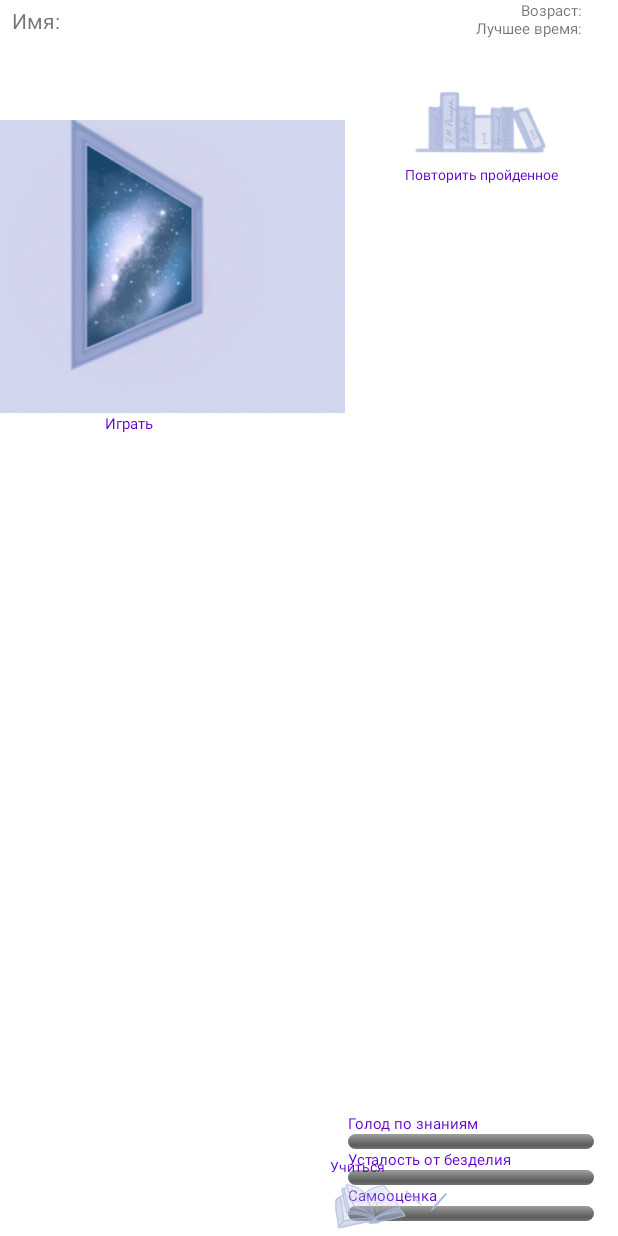
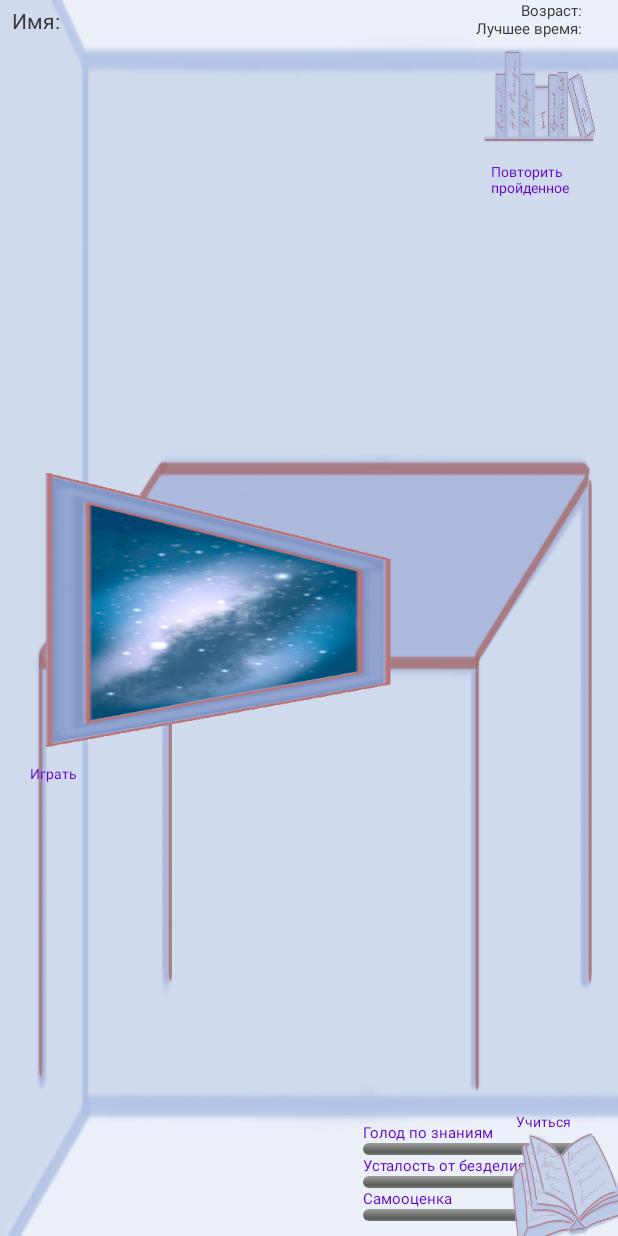
Before and after one commit to LudwigLarsson/learnWordsWithTamagotchi, an Android app: the layout activity_home.xml on its own in the app's theme, with its tools: preview values and no code run, on a phone screen of 412 x 824 dp. Run offline under Robolectric (Android 15) with nearby library versions, the phone set to English and light mode, and no system bars.

Commit message:
HomeActivity

```diff
--- a/app/src/main/res/layout/activity_home.xml
+++ b/app/src/main/res/layout/activity_home.xml
@@ -6,11 +6,31 @@
     android:layout_height="match_parent"
     tools:context=".HomeActivity">
 
+
+    <ImageView
+        android:layout_width="match_parent"
+        android:id="@+id/back"
+        android:layout_alignParentRight="true"
+        android:layout_marginRight="-20dp"
+        android:background="@drawable/background"
+        android:layout_height="match_parent">
+    </ImageView>
+
+    <ImageView
+        android:layout_width="match_parent"
+        android:id="@+id/table"
+        android:layout_marginBottom="-30dp"
+        android:background="@drawable/table"
+        android:layout_centerHorizontal="true"
+        android:layout_alignParentBottom="true"
+        android:layout_height="match_parent">
+    </ImageView>
+
     <pl.droidsonroids.gif.GifImageView
         android:layout_width="match_parent"
         android:layout_height="match_parent"
         android:id="@+id/gif"
-        android:layout_alignParentRight="true"
+        android:layout_centerInParent="true"
         />
 
     <TextView
@@ -19,6 +39,7 @@
         android:layout_width="wrap_content"
         android:layout_height="wrap_content"
         android:textSize="10sp"
+        android:textColor="#393737"
         android:layout_toLeftOf="@+id/time_view">
     </TextView>
 
@@ -31,6 +52,7 @@
         android:layout_alignParentRight="true"
         android:paddingRight="16dp"
         android:text=""
+        android:textColor="#393737"
         android:layout_marginLeft="8dp"
         android:textSize="10sp" />
 
@@ -43,11 +65,13 @@
         android:layout_marginTop="4dp"
         android:layout_marginLeft="8dp"
         android:text="Имя:"
+        android:textColor="#393737"
         android:textSize="14sp" />
 
     <TextView
         android:id="@+id/best_time"
         android:text="Лучшее время:"
+        android:textColor="#393737"
         android:layout_width="wrap_content"
         android:layout_marginTop="12dp"
         android:layout_height="wrap_content"
@@ -63,6 +87,7 @@
         android:layout_alignParentRight="true"
         android:paddingRight="16dp"
         android:text="текущее"
+        android:textColor="#393737"
         android:layout_toEndOf="@+id/best_time"
         android:layout_marginTop="12dp"
         android:layout_marginLeft="8dp"
@@ -70,8 +95,8 @@
 
     <ProgressBar
         android:id="@+id/progressBar1"
-        android:layout_width="180dp"
-        android:layout_height="10dp"
+        android:layout_width="170sp"
+        android:layout_height="8sp"
         android:layout_above="@+id/textView2"
         android:layout_alignRight="@+id/progressBar3"
         android:paddingRight="16dp"
@@ -81,8 +106,8 @@
     <ProgressBar
         android:id="@+id/progressBar2"
         style="@style/Base.Widget.AppCompat.ProgressBar.Horizontal"
-        android:layout_width="180dp"
-        android:layout_height="10dp"
+        android:layout_width="170sp"
+        android:layout_height="8sp"
         android:progressDrawable="@drawable/progress_bars"
         android:layout_above="@+id/textView3"
         android:layout_alignRight="@+id/progressBar3"
@@ -91,8 +116,8 @@
     <ProgressBar
         android:id="@+id/progressBar3"
         style="@style/Base.Widget.AppCompat.ProgressBar.Horizontal"
-        android:layout_width="180dp"
-        android:layout_height="10dp"
+        android:layout_width="170sp"
+        android:layout_height="8sp"
         android:layout_alignParentRight="true"
         android:layout_alignParentBottom="true"
         android:layout_marginRight="0dp"
@@ -106,7 +131,7 @@
         android:layout_height="wrap_content"
         android:layout_above="@+id/progressBar3"
         android:layout_alignLeft="@+id/progressBar3"
-        android:textSize="10dp"
+        android:textSize="10sp"
         android:textColor="@color/text"
         android:text="Самооценка" />
 
@@ -116,7 +141,7 @@
         android:layout_height="wrap_content"
         android:layout_above="@+id/progressBar2"
         android:layout_alignLeft="@+id/progressBar3"
-        android:textSize="10dp"
+        android:textSize="10sp"
         android:textColor="@color/text"
         android:text="Усталость от безделия" />
 
@@ -126,19 +151,19 @@
         android:layout_height="wrap_content"
         android:layout_above="@+id/progressBar1"
         android:layout_alignLeft="@+id/progressBar3"
-        android:textSize="10dp"
+        android:textSize="10sp"
         android:textColor="@color/text"
         android:text="Голод по знаниям" />
 
     <TextView
         android:layout_width="wrap_content"
-        android:textSize="9dp"
+        android:textSize="9sp"
         android:text="Учиться"
+        android:layout_marginLeft="4sp"
+        android:layout_above="@+id/book"
+        android:layout_alignStart="@+id/book"
         android:id="@+id/booktv"
         android:textColor="@color/text"
-        android:layout_alignParentBottom="true"
-        android:layout_marginLeft="220dp"
-        android:layout_marginBottom="40dp"
         android:layout_height="wrap_content">
     </TextView>
 
@@ -146,47 +171,51 @@
         android:id="@+id/book"
         android:layout_width="80dp"
         android:layout_height="80dp"
-        android:layout_alignLeft="@+id/booktv"
-        android:layout_marginBottom="-40dp"
-        android:layout_alignParentBottom="true"
-        android:background="@drawable/book"></ImageView>
+        android:layout_alignRight="@+id/gif"
+        android:layout_alignBottom="@+id/gif"
+        android:layout_marginBottom="-10sp"
+        android:layout_marginRight="-8sp"
+        android:background="@drawable/notes"></ImageView>
 
 
     <TextView
         android:layout_width="wrap_content"
-        android:textSize="9dp"
+        android:textSize="9sp"
         android:text="Повторить пройденное"
-        android:id="@+id/Regaltv"
+        android:id="@+id/shelftv"
         android:textColor="@color/text"
-        android:layout_below="@+id/Regal"
-        android:layout_alignParentRight="true"
-        android:layout_marginRight="40dp"
+        android:layout_marginLeft="15sp"
+        android:layout_below="@+id/shelf"
+        android:layout_marginTop="-8sp"
+        android:layout_alignStart="@+id/shelf"
         android:layout_height="wrap_content">
     </TextView>
 
     <ImageView
-        android:id="@+id/Regal"
+        android:id="@+id/shelf"
         android:layout_width="100dp"
         android:layout_height="100dp"
-        android:layout_marginTop="10dp"
-        android:layout_alignLeft="@+id/Regaltv"
-        android:background="@drawable/regal"></ImageView>
+        android:layout_alignParentRight="true"
+        android:layout_marginTop="16dp"
+        android:background="@drawable/shelf"></ImageView>
 
     <TextView
         android:id="@+id/tv"
         android:layout_width="wrap_content"
         android:layout_height="wrap_content"
+        android:layout_centerVertical="true"
+        android:textSize="9sp"
         android:layout_below="@+id/space"
-        android:layout_marginLeft="70dp"
-        android:textSize="10dp"
+        android:layout_marginLeft="20sp"
         android:textColor="@color/text"
         android:text="Играть" />
 
     <pl.droidsonroids.gif.GifImageView
         android:id="@+id/space"
-        android:layout_marginTop="80dp"
-        android:layout_marginLeft="-30dp"
-        android:background="@drawable/space"
+        android:layout_alignParentLeft="true"
+        android:layout_marginLeft="10dp"
+        android:layout_centerVertical="true"
+        android:background="@drawable/picture"
         android:layout_width="260dp"
         android:layout_height="195dp"/>
 
```
Also changed, not shown: app/src/main/java/com/ludwiglarsson/learnwordswithtamagotchi/HomeActivity.java (+49 -14 lines), app/src/main/res/drawable/background.png (added), app/src/main/res/drawable/gif.gif (added), app/src/main/res/drawable/neutral.gif (added), app/src/main/res/drawable/nice_gif.gif (added), app/src/main/res/drawable/notes.png (added), app/src/main/res/drawable/picture.gif (added), app/src/main/res/drawable/shelf.png (added), app/src/main/res/drawable/table.png (added), app/src/main/res/drawable/wow.gif (added).
